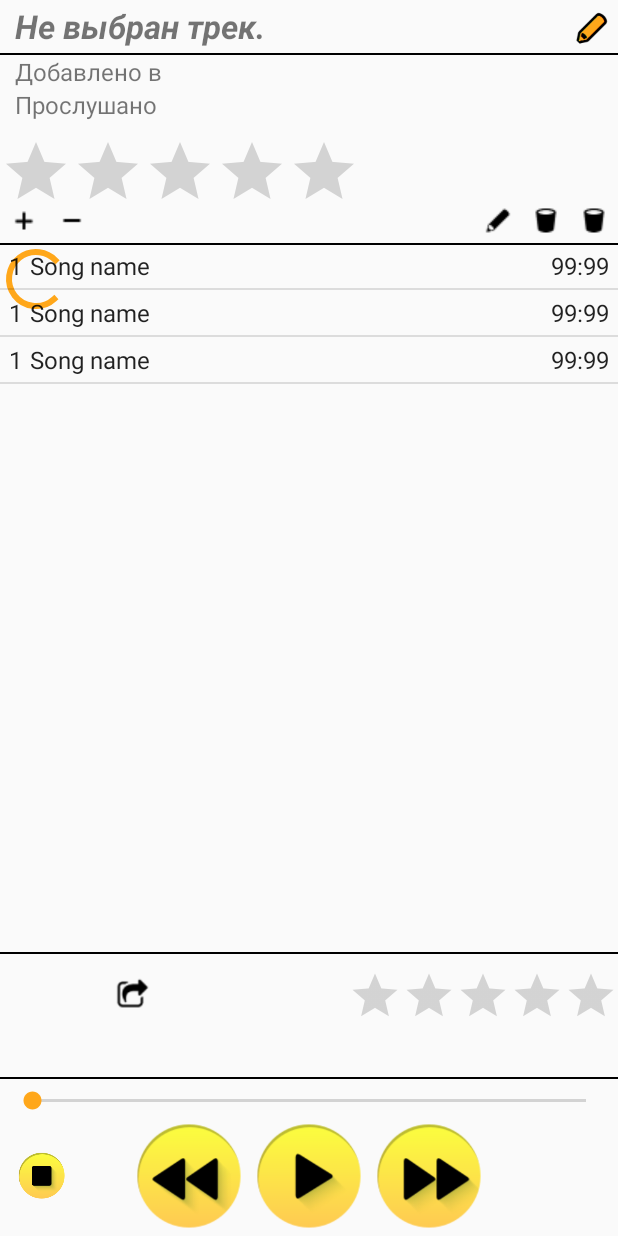
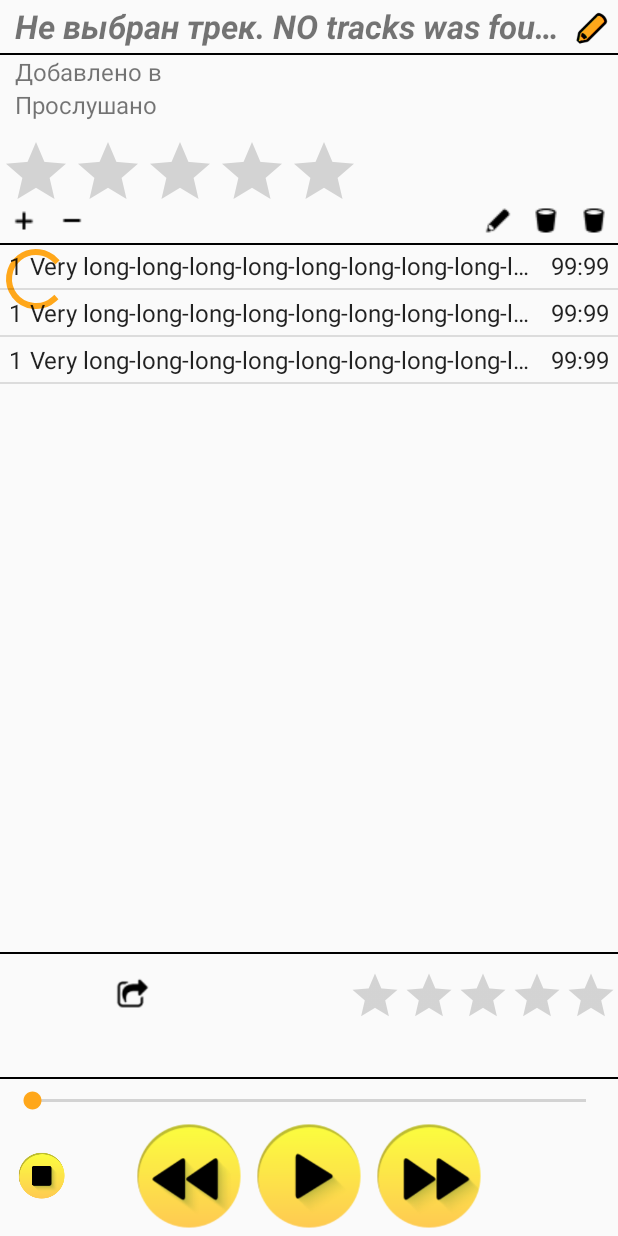
Before and after one commit to StudenetskiyA/LYMP-player, an Android app: the layout activity_main.xml on its own in the app's theme, with its tools: preview values and no code run, on a phone screen of 412 x 824 dp. Run offline under Robolectric (Android 15) with nearby library versions, the phone set to English and light mode, and no system bars.

Commit message:
Довел до ума дополнительный список треков. Текст в полях корректно обрезается.

```diff
--- a/app/build.gradle
+++ b/app/build.gradle
@@ -57,4 +57,7 @@ dependencies {
     androidTestImplementation 'androidx.test.espresso:espresso-core:3.2.0'
     implementation 'androidx.recyclerview:recyclerview:1.0.0'
     implementation 'com.android.support:support-v4:28'
+    // https://mvnrepository.com/artifact/org/jaudiotagger
+    implementation group: 'org', name: 'jaudiotagger', version: '2.0.3'
+
 }
--- a/app/src/main/java/com/develop/dayre/lymp/LYMPViewModel.kt
+++ b/app/src/main/java/com/develop/dayre/lymp/LYMPViewModel.kt
@@ -170,7 +170,7 @@ class LYMPViewModel(audioManager: AudioManager) : ILYMPViewModel, ViewModel() {
     }
 
     //Вызывается вью при новом поиске. TODO Добавить сюда остальные критерии поиска.
-    fun newSearch(searchTags: String = "", clearSearch: Boolean = false) {
+    fun newSearch(searchTags: String = "", clearSearch: Boolean = false, fromAdditionList: Boolean = false) {
         Log.i(TAG, "load songs, $searchTags , ${currentSearchTags.value}")
         isLoadingSongsList.set(true)
         var tags = if (searchTags!="") searchTags
@@ -180,7 +180,7 @@ class LYMPViewModel(audioManager: AudioManager) : ILYMPViewModel, ViewModel() {
         }
 
         if (tags!=null)
-        model.newSearch(tags)
+        model.newSearch(tags, fromAdditionList)
             .subscribeOn(Schedulers.newThread())
             .observeOn(AndroidSchedulers.mainThread())
             .subscribe(object : Observer<ArrayList<Song>> {
@@ -327,6 +327,6 @@ class LYMPViewModel(audioManager: AudioManager) : ILYMPViewModel, ViewModel() {
 
     fun songInListLongPress(position: Int) {
         model.addSongToAdditionList(position)
-        newSearch()
+        newSearch(fromAdditionList = true)
     }
 }
--- a/app/src/main/java/com/develop/dayre/lymp/SongListAdapter.kt
+++ b/app/src/main/java/com/develop/dayre/lymp/SongListAdapter.kt
@@ -49,7 +49,10 @@ class SongListAdapter(dataSet: ArrayList<Song>, mContext: Context) : ArrayAdapte
         if (dataModel?.order==0) viewHolder.orderField!!.visibility = View.GONE
         viewHolder.orderField!!.text = dataModel?.order.toString()
         viewHolder.txtName!!.text = dataModel?.name
-        viewHolder.tatLength!!.text = dataModel?.lenght.toString()
+        val length = if (dataModel!=null)
+            getTimeFromSeconds(dataModel.lenght)
+        else ""
+        viewHolder.tatLength!!.text = length
         // Return the completed view to render on screen
         return convertView
     }
--- a/app/src/main/res/layout/activity_main.xml
+++ b/app/src/main/res/layout/activity_main.xml
@@ -52,9 +52,11 @@
                         android:layout_alignParentStart="true"
                         android:layout_centerVertical="true"
                         android:layout_marginStart="10dp"
-                        android:text="Не выбран трек."
+                        android:text="Не выбран трек. NO tracks was found here."
                         android:singleLine="true"
+                        android:ellipsize="end"
                         android:textStyle="bold|italic"
+                        android:layout_toStartOf="@id/showmorebutton"
                         android:textSize="@dimen/big_font_size" />
 
                     <ImageButton
--- a/app/src/main/res/layout/song_in_list.xml
+++ b/app/src/main/res/layout/song_in_list.xml
@@ -14,27 +14,31 @@
         android:minHeight="@dimen/list_element_size"
         android:paddingStart="@dimen/border_of_all"
         android:textAppearance="?android:attr/textAppearanceListItemSmall" />
+
     <TextView
-        android:text="Song name"
+        tools:text="99:99"
+        android:id="@+id/list_item_lenght"
+        android:layout_width="wrap_content"
+        android:layout_height="wrap_content"
+        android:gravity="center_vertical|end"
+        android:layout_alignParentEnd="true"
+        android:paddingStart="5dp"
+        android:minHeight="@dimen/list_element_size"
+        android:paddingEnd="@dimen/border_of_all"
+        android:textAppearance="?android:attr/textAppearanceListItemSmall" />
+    <TextView
+        tools:text="Very long-long-long-long-long-long-long-long-long Song name"
         android:layout_toEndOf="@id/list_order"
         android:id="@+id/list_item"
         android:singleLine="true"
+        android:layout_toStartOf="@id/list_item_lenght"
         android:layout_width="match_parent"
         android:layout_height="wrap_content"
         android:gravity="center_vertical"
         android:minHeight="@dimen/list_element_size"
-        android:paddingEnd="?android:attr/listPreferredItemPaddingEnd"
         android:paddingStart="5dp"
+        android:paddingEnd="5dp"
+        android:ellipsize="end"
         android:textAppearance="?android:attr/textAppearanceListItemSmall" />
 
-    <TextView
-        android:text="99:99"
-        android:id="@+id/list_item_lenght"
-        android:layout_width="match_parent"
-        android:layout_height="wrap_content"
-        android:gravity="center_vertical|end"
-        android:minHeight="@dimen/list_element_size"
-        android:paddingEnd="@dimen/border_of_all"
-        android:paddingStart="?android:attr/listPreferredItemPaddingStart"
-        android:textAppearance="?android:attr/textAppearanceListItemSmall" />
 </com.develop.dayre.lymp.CheckableRelativeLayout>
```
Also changed, not shown: app/src/main/java/com/develop/dayre/lymp/LYMPModel.kt (+19 -7 lines), app/src/main/java/com/develop/dayre/lymp/Utils.kt (+54 -22 lines), 1 other file.
